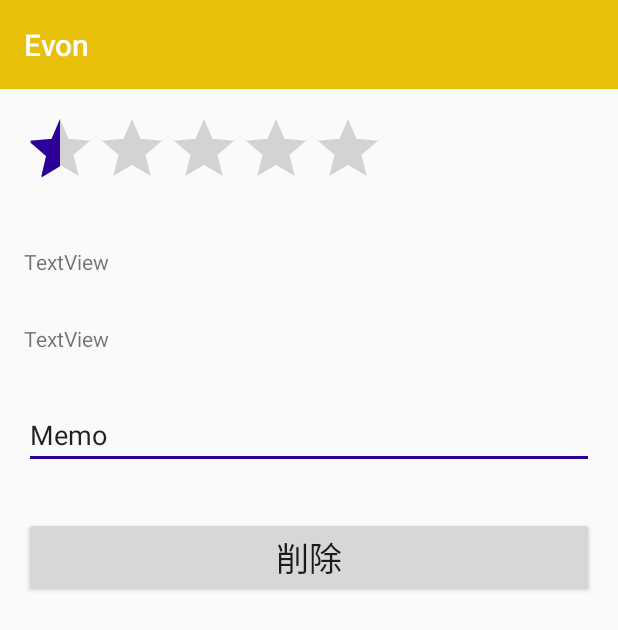
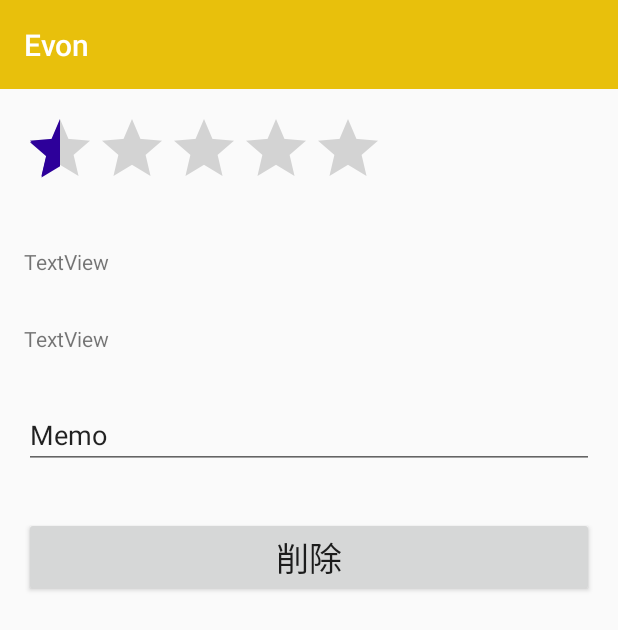
Before and after one commit to kengop/koneko.hq, an Android app: the ScrollingActivity2 screen opened directly, with no data from a screen before it, on a phone screen of 412 x 824 dp. Shown: the top 630 px of the screen. Run offline under Robolectric (Android 15) with nearby library versions, the light colour scheme and no system bars; 6 statements that could not run were skipped.

Commit message:
fix for #35

```diff
--- a/app/src/main/res/layout-v26/content_scrolling2.xml
+++ b/app/src/main/res/layout-v26/content_scrolling2.xml
@@ -12,6 +12,8 @@
     <LinearLayout xmlns:android="http://schemas.android.com/apk/res/android"
         xmlns:app="http://schemas.android.com/apk/res-auto"
         xmlns:tools="http://schemas.android.com/tools"
+        android:descendantFocusability="beforeDescendants"
+        android:focusableInTouchMode="true"
         android:layout_width="match_parent"
         android:layout_height="wrap_content"
         android:orientation="vertical">
--- a/app/src/main/res/layout/content_scrolling2.xml
+++ b/app/src/main/res/layout/content_scrolling2.xml
@@ -12,6 +12,8 @@
     <LinearLayout xmlns:android="http://schemas.android.com/apk/res/android"
         xmlns:app="http://schemas.android.com/apk/res-auto"
         xmlns:tools="http://schemas.android.com/tools"
+        android:descendantFocusability="beforeDescendants"
+        android:focusableInTouchMode="true"
         android:layout_width="match_parent"
         android:layout_height="wrap_content"
         android:orientation="vertical">
```
